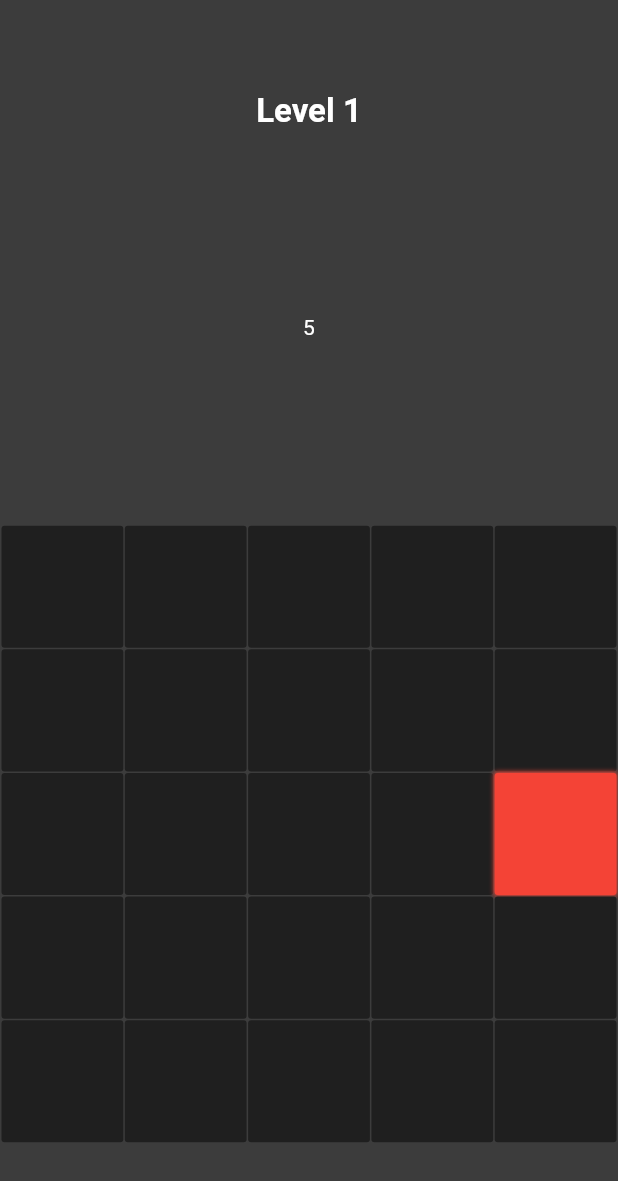
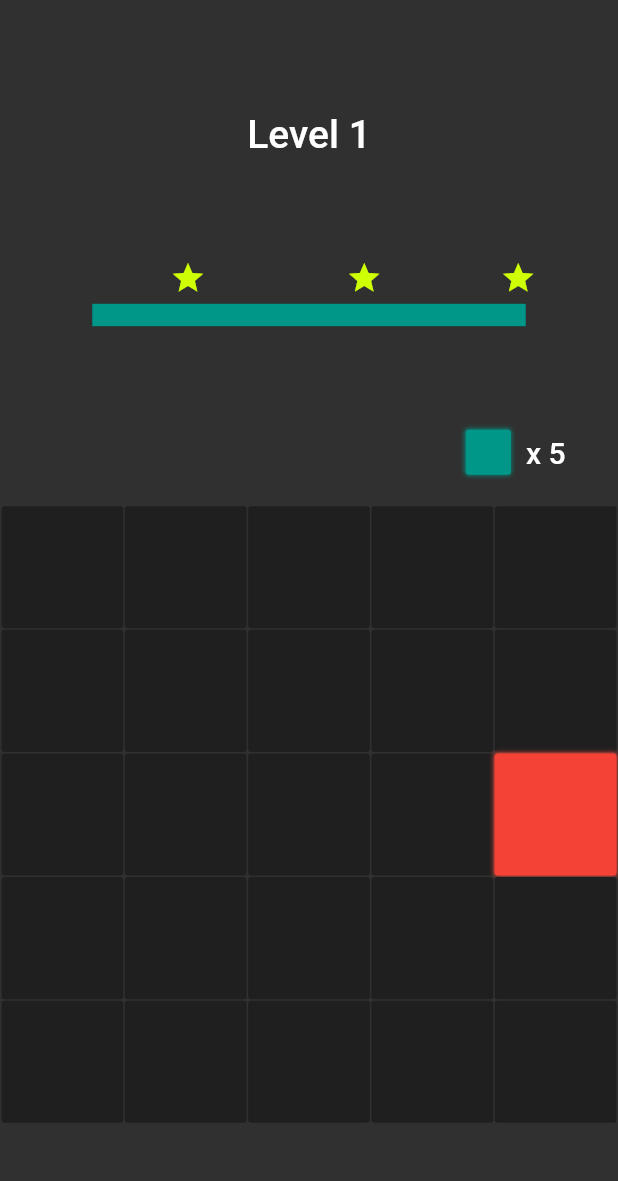
Before and after one commit to schmeff/block-drop, a Flutter app: the screen it shows after launch, after a tap on an icon or button, on a phone screen of 412 x 824 dp. Shown: the top 1181 px of the screen. Run offline on Flutter 3.47's test engine with Material 2 defaults, Android fonts, the phone set to English and light mode, and no system bars; drawn by our look-alikes of percent_indicator.

Commit message:
Added in highlighting and scoring ui with block count

```diff
--- a/lib/main.dart
+++ b/lib/main.dart
@@ -1,5 +1,6 @@
 import 'package:flutter/material.dart';
 import 'package:provider/provider.dart';
+import 'package:flutter/services.dart';
 
 import './screens/game_screen.dart';
 import './screens/level_select_screen.dart';
@@ -27,6 +28,9 @@ class MyApp extends StatelessWidget {
   // This widget is the root of your application.
   @override
   Widget build(BuildContext context) {
+    SystemChrome.setPreferredOrientations([
+      DeviceOrientation.portraitUp,
+    ]);
     return MaterialApp(
       title: 'Game',
       theme: ThemeData(
--- a/lib/providers/map.dart
+++ b/lib/providers/map.dart
@@ -9,8 +9,10 @@ class Map with ChangeNotifier {
   List<List<Block>> _map;
   List<Block> _enemies = List();
   int _blockCount;
+  int _startingBlockCount;
   List<int> _enemiesToBeRemoved = List();
   int _currentlyHighlightColumn;
+  double _blockPercentage = 1.0;
 
   List<List<Block>> get map {
     return this._map;
@@ -19,7 +21,8 @@ class Map with ChangeNotifier {
   Map(Level level) {
     if (level != null) {
       this._enemies = level.enemies;
-      this._blockCount = level.blockCount;
+      this._startingBlockCount = level.blockCount;
+      this._blockCount = this._startingBlockCount;
       if (level.levelDimensions.rows > 0 && level.levelDimensions.columns > 0) {
         _buildMap(level.levelDimensions.rows, level.levelDimensions.columns);
         _placeEnemies();
@@ -129,6 +132,7 @@ class Map with ChangeNotifier {
     if (this._map[0][column].status == BlockStatus.EMPTY &&
         this._blockCount > 0) {
       this._blockCount -= 1;
+      this._calculatePercentageLeft();
       this._map[0][column] =
           Block(Position(0, column), BlockStatus.ALLY, [Direction.DOWN]);
       notifyListeners();
@@ -155,6 +159,7 @@ class Map with ChangeNotifier {
       this._markCellAsEmpty(row, column);
       if (this._map[row + 1][column].status == BlockStatus.ENEMY) {
         this._blockCount += 1;
+        this._calculatePercentageLeft();
         this._removeEnemy(this._map[row + 1][column].id);
       }
       this._markCellAsAlly(row + 1, column);
@@ -184,4 +189,12 @@ class Map with ChangeNotifier {
     this._map.forEach((row) => row[column].setHighlighted(false));
     notifyListeners();
   }
+
+  void _calculatePercentageLeft() {
+    this._blockPercentage = this._blockCount / this._startingBlockCount;
+  }
+
+  double get blockPercentage {
+    return this._blockPercentage;
+  }
 }
--- a/lib/screens/game_screen.dart
+++ b/lib/screens/game_screen.dart
@@ -2,6 +2,7 @@ import 'package:flutter/material.dart';
 import 'package:provider/provider.dart';
 
 import '../widgets/map_layout.dart';
+import '../widgets/block_progress_bar.dart';
 
 import '../providers/map.dart';
 import '../providers/levels.dart';
@@ -23,7 +24,7 @@ class _GameScreenState extends State<GameScreen> {
       },
       child: Scaffold(
         body: Container(
-          color: Color.fromRGBO(60, 60, 60, 1),
+          margin: EdgeInsets.symmetric(vertical: 40),
           height: MediaQuery.of(context).size.height,
           width: MediaQuery.of(context).size.width,
           child: Column(
@@ -32,10 +33,49 @@ class _GameScreenState extends State<GameScreen> {
             children: <Widget>[
               Text(
                 "Level ${Provider.of<Levels>(context, listen: false).currentLevelNumber}",
-                style: TextStyle(fontSize: 22.0, fontWeight: FontWeight.bold),
+                style: TextStyle(fontSize: 26.0, fontWeight: FontWeight.w500),
               ),
-              Text(Provider.of<Map>(context).blockCount.toString()),
-              MapLayout(),
+              BlocksProgressBar(),
+              Column(
+                children: <Widget>[
+                  Row(
+                    mainAxisAlignment: MainAxisAlignment.end,
+                    children: <Widget>[
+                      Container(
+                        height: 30,
+                        width: 30,
+                        margin: EdgeInsets.only(right: 10),
+                        decoration: BoxDecoration(
+                          color: Theme.of(context).primaryColor,
+                          borderRadius: BorderRadius.circular(2.0),
+                          boxShadow: [
+                            BoxShadow(
+                              color: Theme.of(context).primaryColor,
+                              blurRadius: 2.0,
+                              spreadRadius: 0.0,
+                              offset: Offset(0.0, 0.0),
+                            )
+                          ],
+                        ),
+                      ),
+                      Consumer<Map>(
+                        builder: (context, map, child) => Container(
+                          margin: EdgeInsets.only(right: 35),
+                          child: Text(
+                            "x ${map.blockCount.toString()}",
+                            style: TextStyle(
+                                fontSize: 20.0, fontWeight: FontWeight.w500),
+                          ),
+                        ),
+                      ),
+                    ],
+                  ),
+                  SizedBox(
+                    height: 20,
+                  ),
+                  MapLayout(),
+                ],
+              ),
             ],
           ),
         ),
--- /dev/null
+++ b/lib/widgets/block_progress_bar.dart
@@ -0,0 +1,78 @@
+import 'package:flutter/material.dart';
+import 'package:provider/provider.dart';
+import 'package:percent_indicator/linear_percent_indicator.dart';
+
+import '../providers/map.dart';
+
+class BlocksProgressBar extends StatefulWidget {
+  @override
+  _BlocksProgressBarState createState() => _BlocksProgressBarState();
+}
+
+class _BlocksProgressBarState extends State<BlocksProgressBar> {
+  double percentage = 1.0;
+
+  @override
+  Widget build(BuildContext context) {
+    int blockCount = Provider.of<Map>(context).blockCount;
+    return Container(
+      width: MediaQuery.of(context).size.width * 0.75,
+      child: Column(
+        children: <Widget>[
+          Row(
+            children: <Widget>[
+              SizedBox(
+                width: MediaQuery.of(context).size.width * .75 * 0.2,
+              ),
+              Icon(
+                blockCount > 0 ? Icons.star : Icons.star_border,
+                color: blockCount > 0
+                    ? Color.fromRGBO(207, 255, 4, 1)
+                    : Color.fromRGBO(31, 31, 31, 1),
+              ),
+              SizedBox(
+                width: (MediaQuery.of(context).size.width * .75 * 0.4) - 30,
+              ),
+              Icon(
+                blockCount > 2 ? Icons.star : Icons.star_border,
+                color: blockCount > 2
+                    ? Color.fromRGBO(207, 255, 4, 1)
+                    : Color.fromRGBO(31, 31, 31, 1),
+              ),
+              SizedBox(
+                width: (MediaQuery.of(context).size.width * .75 * 0.4) - 45,
+              ),
+              Icon(
+                blockCount >= 5 ? Icons.star : Icons.star_border,
+                color: blockCount >= 5
+                    ? Color.fromRGBO(207, 255, 4, 1)
+                    : Color.fromRGBO(31, 31, 31, 1),
+              ),
+            ],
+          ),
+          SizedBox(
+            height: 5,
+          ),
+          Row(
+            mainAxisAlignment: MainAxisAlignment.center,
+            children: <Widget>[
+              Consumer<Map>(
+                builder: (context, map, child) {
+                  return LinearPercentIndicator(
+                    animation: true,
+                    animateFromLastPercent: true,
+                    backgroundColor: Color.fromRGBO(31, 31, 31, 1),
+                    progressColor: Colors.teal,
+                    percent: map.blockPercentage,
+                    lineHeight: 15,
+                    width: MediaQuery.of(context).size.width * 0.75,
+                  );
+                },
+              )
+            ],
+          ),
+        ],
+      ),
+    );
+  }
+}
--- a/lib/widgets/map_layout.dart
+++ b/lib/widgets/map_layout.dart
@@ -24,7 +24,6 @@ class MapLayout extends StatelessWidget {
     var mapHeight = MediaQuery.of(context).size.height / 2;
     var mapWidth = mapHeight;
     return Container(
-      color: Color.fromRGBO(60, 60, 60, 1),
       padding: EdgeInsets.all(0.5),
       height: mapHeight + 1,
       width: mapWidth,
--- a/pubspec.yaml
+++ b/pubspec.yaml
@@ -25,6 +25,7 @@ dependencies:
     sdk: flutter
   provider: ^4.1.3
   collection: ^1.14.12
+  percent_indicator: ^2.1.5
 
 
   # The following adds the Cupertino Icons font to your application.
```
Also changed, not shown: lib/providers/levels.dart (+5 -6 lines), pubspec.lock.
